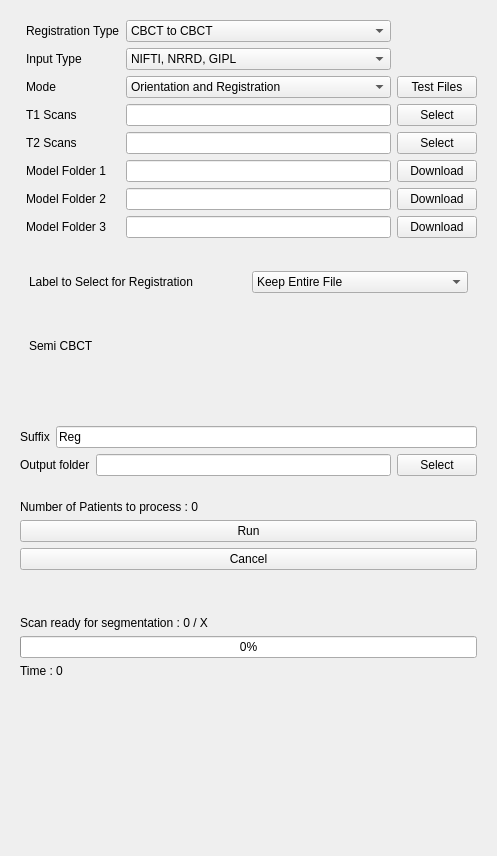
Qt form AREG/Resources/UI/AREG.ui (DCBIA-OrthoLab/SlicerAutomatedDentalTools) before a commit.
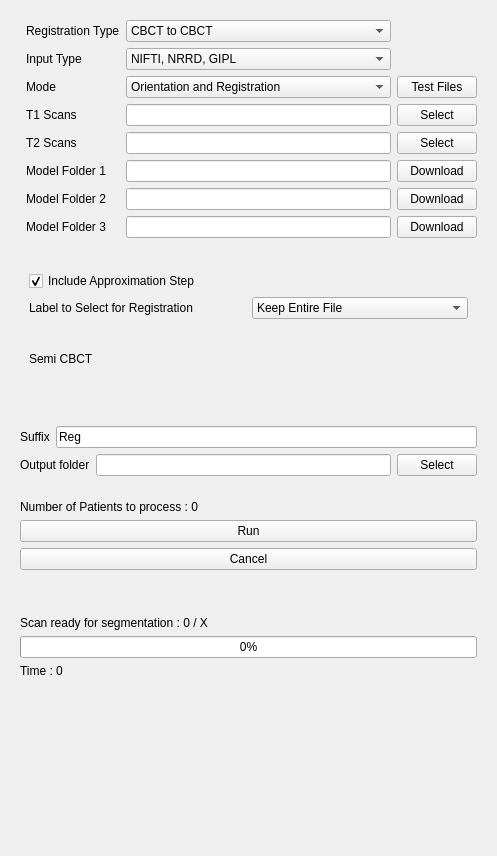
The same form after that commit. Custom widgets are drawn as their Qt base class.

Commit message: ENH: Add choice for approx step in AReg_CBCT

```diff
--- a/AREG/Resources/UI/AREG.ui
+++ b/AREG/Resources/UI/AREG.ui
@@ -280,6 +280,19 @@
            <layout class="QVBoxLayout" name="verticalLayout_3">
             <item>
              <layout class="QVBoxLayout" name="LayoutSemiCBCT">
+              <item>
+               <widget class="QCheckBox" name="ApproxcheckBox">
+                <property name="toolTip">
+                 <string>To include the registration estimation step</string>
+                </property>
+                <property name="text">
+                 <string>Include Approximation Step</string>
+                </property>
+                <property name="checked">
+                 <bool>true</bool>
+                </property>
+               </widget>
+              </item>
               <item>
                <layout class="QHBoxLayout" name="horizontalLayout_4">
                 <item alignment="Qt::AlignLeft">
```
Left out of the diff: 3 changed lines with no effect on the pictures. The commit also changes 4 other files.
